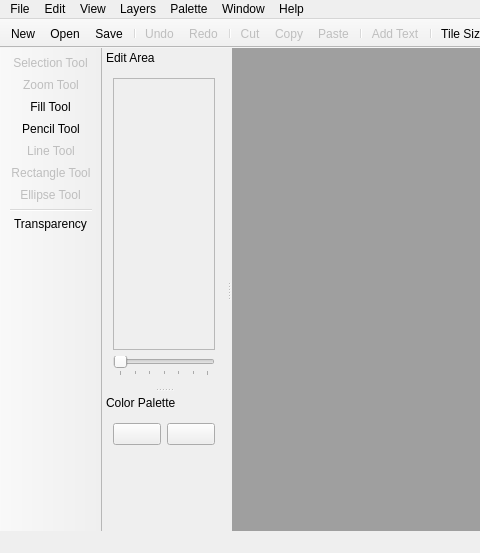
ricardobusta/pixelbooster, file screens/main_window.ui: the form before one commit; both pictures show x 0 to 480 and y 0 to 553 of the 785 by 553 pixel window.
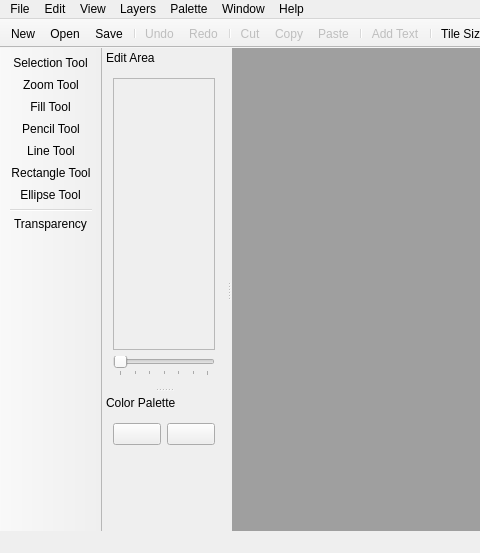
The form after the commit. Icons and pictures are not drawn. Custom widgets are drawn as their Qt base class.

What changed in the file:
```diff
--- a/screens/main_window.ui
+++ b/screens/main_window.ui
@@ -881,7 +881,7 @@
   </action>
   <action name="actionSelection_Tool">
    <property name="enabled">
-    <bool>false</bool>
+    <bool>true</bool>
    </property>
    <property name="icon">
     <iconset resource="../resources/icons/icons.qrc">
@@ -896,7 +896,7 @@
   </action>
   <action name="actionZoom_Tool">
    <property name="enabled">
-    <bool>false</bool>
+    <bool>true</bool>
    </property>
    <property name="icon">
     <iconset resource="../resources/icons/icons.qrc">
@@ -953,7 +953,7 @@
   </action>
   <action name="actionLine_Tool">
    <property name="enabled">
-    <bool>false</bool>
+    <bool>true</bool>
    </property>
    <property name="icon">
     <iconset resource="../resources/icons/icons.qrc">
@@ -968,7 +968,7 @@
   </action>
   <action name="actionRectangle_Tool">
    <property name="enabled">
-    <bool>false</bool>
+    <bool>true</bool>
    </property>
    <property name="icon">
     <iconset resource="../resources/icons/icons.qrc">
@@ -983,7 +983,7 @@
   </action>
   <action name="actionEllipse_Tool">
    <property name="enabled">
-    <bool>false</bool>
+    <bool>true</bool>
    </property>
    <property name="icon">
     <iconset resource="../resources/icons/icons.qrc">
```
Left out of the diff: 17 changed lines with no effect on the pictures.
